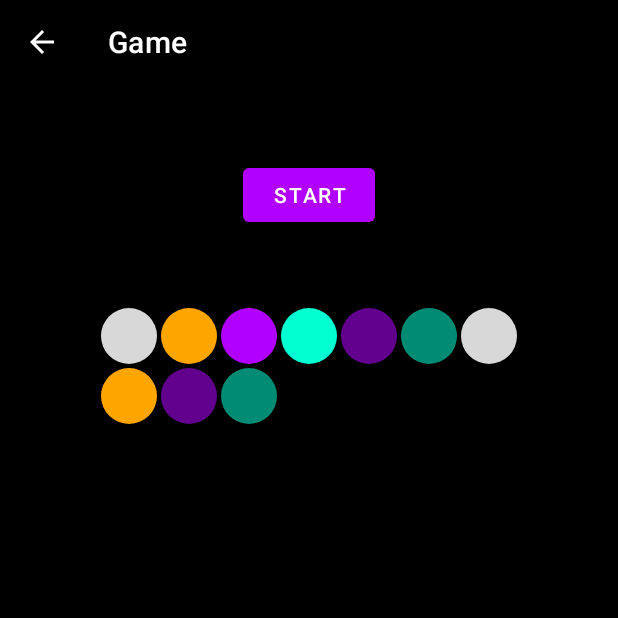
After one commit to duanniston-dev/https-github.com-duanniston2-TrioCodeChallenge, an Android app: the GameBoardFragment screen opened through its navigation route, on a phone screen of 412 x 824 dp, the top half of it. The commit adds this screen. Run offline under Robolectric (Android 15) with nearby library versions, the phone set to English and light mode, and no system bars.

Commit message:
[FEATURE][JIRA-XXX] Add navigation to GameBoardFragment Add board view setup view

```diff
--- a/app/build.gradle.kts
+++ b/app/build.gradle.kts
@@ -1,6 +1,7 @@
 plugins {
     id("com.android.application")
     id("org.jetbrains.kotlin.android")
+    id("androidx.navigation.safeargs")
 }
 
 android {
--- /dev/null
+++ b/app/src/main/java/br/com/duannistontriocodechallenge/game/board/application/GameBoardFragment.kt
@@ -0,0 +1,68 @@
+package br.com.duannistontriocodechallenge.game.board.application
+
+import android.os.Bundle
+import android.view.LayoutInflater
+import android.view.View
+import android.view.ViewGroup
+import androidx.fragment.app.Fragment
+import androidx.recyclerview.widget.GridLayoutManager
+import br.com.duannistontriocodechallenge.databinding.GameBoardFragmentBinding
+import br.com.duannistontriocodechallenge.game.board.application.adapter.GameBoardAdapter
+import br.com.duannistontriocodechallenge.game.board.data.GameBoardAdapterItemData
+
+class GameBoardFragment : Fragment() {
+
+    private var _bind: GameBoardFragmentBinding? = null
+    private val bind: GameBoardFragmentBinding get() = _bind!!
+    private val gameBoardAdapter by lazy {
+        GameBoardAdapter()
+    }
+
+    override fun onCreateView(
+        inflater: LayoutInflater,
+        container: ViewGroup?,
+        savedInstanceState: Bundle?
+    ): View {
+        _bind = GameBoardFragmentBinding.inflate(inflater, container, false)
+        return bind.root
+    }
+
+    override fun onViewCreated(view: View, savedInstanceState: Bundle?) {
+        super.onViewCreated(view, savedInstanceState)
+        setUpView()
+        setUpData()
+    }
+
+    override fun onDestroyView() {
+        super.onDestroyView()
+        _bind = null
+    }
+
+    private fun setUpView() {
+        //Adapter
+        bind.rvBoard.layoutManager = GridLayoutManager(requireContext(), 7)
+        bind.rvBoard.adapter = gameBoardAdapter
+
+        //Toolbar
+        bind.toolbar.setNavigationOnClickListener {
+            requireActivity().onBackPressed()
+        }
+    }
+
+    private fun setUpData() {
+        val sampleList = listOf(
+            GameBoardAdapterItemData(GameBoardAdapterItemData.GameBoardAdapterType.EMPTY),
+            GameBoardAdapterItemData(GameBoardAdapterItemData.GameBoardAdapterType.PRIZE),
+            GameBoardAdapterItemData(GameBoardAdapterItemData.GameBoardAdapterType.ROBOT_1_CURRENT),
+            GameBoardAdapterItemData(GameBoardAdapterItemData.GameBoardAdapterType.ROBOT_2_CURRENT),
+            GameBoardAdapterItemData(GameBoardAdapterItemData.GameBoardAdapterType.ROBOT_1_LINE),
+            GameBoardAdapterItemData(GameBoardAdapterItemData.GameBoardAdapterType.ROBOT_2_LINE),
+            GameBoardAdapterItemData(GameBoardAdapterItemData.GameBoardAdapterType.EMPTY),
+            GameBoardAdapterItemData(GameBoardAdapterItemData.GameBoardAdapterType.PRIZE),
+            GameBoardAdapterItemData(GameBoardAdapterItemData.GameBoardAdapterType.ROBOT_1_LINE),
+            GameBoardAdapterItemData(GameBoardAdapterItemData.GameBoardAdapterType.ROBOT_2_LINE)
+        )
+        gameBoardAdapter.submitList(sampleList)
+    }
+
+}
--- /dev/null
+++ b/app/src/main/java/br/com/duannistontriocodechallenge/game/board/application/adapter/GameBoardAdapter.kt
@@ -0,0 +1,88 @@
+package br.com.duannistontriocodechallenge.game.board.application.adapter
+
+import android.content.res.ColorStateList
+import android.view.LayoutInflater
+import android.view.ViewGroup
+import androidx.core.content.ContextCompat
+import androidx.core.widget.ImageViewCompat
+import androidx.recyclerview.widget.DiffUtil
+import androidx.recyclerview.widget.ListAdapter
+import androidx.recyclerview.widget.RecyclerView
+import br.com.duannistontriocodechallenge.R
+import br.com.duannistontriocodechallenge.databinding.GameBoardAdapterItemBinding
+import br.com.duannistontriocodechallenge.game.board.data.GameBoardAdapterItemData
+
+class GameBoardAdapter :
+    ListAdapter<GameBoardAdapterItemData, GameBoardAdapter.GameBoardViewHolder>(DIFF_CALLBACK) {
+
+    override fun onCreateViewHolder(parent: ViewGroup, viewType: Int): GameBoardViewHolder {
+        val view =
+            GameBoardAdapterItemBinding.inflate(LayoutInflater.from(parent.context), parent, false)
+        return GameBoardViewHolder(view)
+    }
+
+    override fun onBindViewHolder(holder: GameBoardViewHolder, position: Int) {
+        holder.bind(getItem(position))
+    }
+
+    inner class GameBoardViewHolder(private val binding: GameBoardAdapterItemBinding) :
+        RecyclerView.ViewHolder(binding.root) {
+        private val contex = binding.root.context
+        fun bind(item: GameBoardAdapterItemData) {
+            when (item.gameBoardAdapterType) {
+                GameBoardAdapterItemData.GameBoardAdapterType.EMPTY -> {
+                    val color = ContextCompat.getColor(contex, R.color.gray)
+                    ImageViewCompat.setImageTintList(binding.ivItem, ColorStateList.valueOf(color))
+                }
+
+                GameBoardAdapterItemData.GameBoardAdapterType.PRIZE -> {
+                    val color = ContextCompat.getColor(contex, R.color.yellow)
+                    ImageViewCompat.setImageTintList(binding.ivItem, ColorStateList.valueOf(color))
+
+                }
+
+                GameBoardAdapterItemData.GameBoardAdapterType.ROBOT_1_CURRENT -> {
+                    val color = ContextCompat.getColor(contex, R.color.purple_1)
+                    ImageViewCompat.setImageTintList(binding.ivItem, ColorStateList.valueOf(color))
+
+                }
+
+                GameBoardAdapterItemData.GameBoardAdapterType.ROBOT_2_CURRENT -> {
+                    val color = ContextCompat.getColor(contex, R.color.teal_1)
+                    ImageViewCompat.setImageTintList(binding.ivItem, ColorStateList.valueOf(color))
+
+                }
+
+                GameBoardAdapterItemData.GameBoardAdapterType.ROBOT_1_LINE -> {
+                    val color = ContextCompat.getColor(contex, R.color.purple_2)
+                    ImageViewCompat.setImageTintList(binding.ivItem, ColorStateList.valueOf(color))
+
+                }
+
+                GameBoardAdapterItemData.GameBoardAdapterType.ROBOT_2_LINE -> {
+                    val color = ContextCompat.getColor(contex, R.color.teal_2)
+                    ImageViewCompat.setImageTintList(binding.ivItem, ColorStateList.valueOf(color))
+
+                }
+            }
+        }
+    }
+
+    companion object {
+        private val DIFF_CALLBACK = object : DiffUtil.ItemCallback<GameBoardAdapterItemData>() {
+            override fun areItemsTheSame(
+                oldItem: GameBoardAdapterItemData,
+                newItem: GameBoardAdapterItemData
+            ): Boolean {
+                return oldItem == newItem
+            }
+
+            override fun areContentsTheSame(
+                oldItem: GameBoardAdapterItemData,
+                newItem: GameBoardAdapterItemData
+            ): Boolean {
+                return oldItem == newItem
+            }
+        }
+    }
+}
--- /dev/null
+++ b/app/src/main/java/br/com/duannistontriocodechallenge/game/board/application/viewmodel/GameBoardViewModel.kt
@@ -0,0 +1,11 @@
+package br.com.duannistontriocodechallenge.game.board.application.viewmodel
+
+import android.app.Application
+import androidx.lifecycle.AndroidViewModel
+import br.com.duannistontriocodechallenge.game.board.domain.GameBoardUseCase
+
+class GameBoardViewModel(application: Application, val gameBoardUseCase: GameBoardUseCase) :
+    AndroidViewModel(application) {
+
+
+}
--- /dev/null
+++ b/app/src/main/java/br/com/duannistontriocodechallenge/game/board/data/GameBoardAdapterItemData.kt
@@ -0,0 +1,12 @@
+package br.com.duannistontriocodechallenge.game.board.data
+
+data class GameBoardAdapterItemData(val gameBoardAdapterType: GameBoardAdapterType) {
+    enum class GameBoardAdapterType {
+        EMPTY,
+        PRIZE,
+        ROBOT_1_CURRENT,
+        ROBOT_2_CURRENT,
+        ROBOT_1_LINE,
+        ROBOT_2_LINE
+    }
+}
--- /dev/null
+++ b/app/src/main/java/br/com/duannistontriocodechallenge/game/board/domain/GameBoardUseCase.kt
@@ -0,0 +1,4 @@
+package br.com.duannistontriocodechallenge.game.board.domain
+
+class GameBoardUseCase {
+}
--- a/app/src/main/java/br/com/duannistontriocodechallenge/game/onboarding/application/GameOnboardingFragment.kt
+++ b/app/src/main/java/br/com/duannistontriocodechallenge/game/onboarding/application/GameOnboardingFragment.kt
@@ -5,6 +5,7 @@ import android.view.LayoutInflater
 import android.view.View
 import android.view.ViewGroup
 import androidx.fragment.app.Fragment
+import androidx.navigation.fragment.findNavController
 import br.com.duannistontriocodechallenge.databinding.GameOnboardingFragmentBinding
 
 class GameOnboardingFragment : Fragment() {
@@ -18,9 +19,20 @@ class GameOnboardingFragment : Fragment() {
         return bind.root
     }
 
+    override fun onViewCreated(view: View, savedInstanceState: Bundle?) {
+        super.onViewCreated(view, savedInstanceState)
+        setUpView()
+    }
+
     override fun onDestroyView() {
         super.onDestroyView()
         _bind = null
     }
 
+    private fun setUpView() {
+        bind.btnEnter.setOnClickListener {
+            findNavController().navigate(GameOnboardingFragmentDirections.actionGameOnboardingFragmentToGameBoardFragment())
+        }
+    }
+
 }
--- /dev/null
+++ b/app/src/main/res/drawable/shape_circle.xml
@@ -0,0 +1,5 @@
+<?xml version="1.0" encoding="utf-8"?>
+<shape xmlns:android="http://schemas.android.com/apk/res/android"
+    android:shape="oval">
+    <solid android:color="@color/white" />
+</shape>
--- /dev/null
+++ b/app/src/main/res/layout/game_board_adapter_item.xml
@@ -0,0 +1,19 @@
+<?xml version="1.0" encoding="utf-8"?>
+<androidx.constraintlayout.widget.ConstraintLayout xmlns:android="http://schemas.android.com/apk/res/android"
+    xmlns:app="http://schemas.android.com/apk/res-auto"
+    android:layout_width="40dp"
+    android:padding="1dp"
+    android:layout_height="40dp">
+
+    <ImageView
+        android:id="@+id/iv_item"
+        android:layout_width="0dp"
+        android:layout_height="0dp"
+        android:contentDescription="@null"
+        android:src="@drawable/shape_circle"
+        app:layout_constraintBottom_toBottomOf="parent"
+        app:layout_constraintEnd_toEndOf="parent"
+        app:layout_constraintStart_toStartOf="parent"
+        app:layout_constraintTop_toTopOf="parent" />
+
+</androidx.constraintlayout.widget.ConstraintLayout>
--- /dev/null
+++ b/app/src/main/res/layout/game_board_fragment.xml
@@ -0,0 +1,44 @@
+<?xml version="1.0" encoding="utf-8"?>
+<androidx.constraintlayout.widget.ConstraintLayout xmlns:android="http://schemas.android.com/apk/res/android"
+    xmlns:app="http://schemas.android.com/apk/res-auto"
+    android:layout_width="match_parent"
+    android:layout_height="match_parent">
+
+    <com.google.android.material.appbar.MaterialToolbar
+        app:navigationIconTint="@color/white"
+        app:titleTextColor="@color/white"
+        app:navigationIcon="?attr/homeAsUpIndicator"
+        app:title="Game"
+        android:id="@+id/toolbar"
+        app:layout_constraintTop_toTopOf="parent"
+        app:layout_constraintEnd_toEndOf="parent"
+        app:layout_constraintStart_toStartOf="parent"
+        android:layout_width="0dp"
+        android:layout_height="wrap_content"/>
+
+    <Button
+        app:layout_constraintEnd_toEndOf="parent"
+        android:layout_marginTop="50dp"
+        android:id="@+id/btn_action"
+        android:layout_width="wrap_content"
+        android:layout_height="wrap_content"
+        android:layout_marginStart="25dp"
+        android:layout_marginEnd="25dp"
+        android:text="Start"
+        app:layout_constraintTop_toBottomOf="@id/toolbar"
+        app:layout_constraintBottom_toTopOf="@id/rv_board"
+        app:layout_constraintStart_toStartOf="parent" />
+
+    <androidx.recyclerview.widget.RecyclerView
+        android:layout_marginTop="50dp"
+        android:id="@+id/rv_board"
+        android:layout_width="wrap_content"
+        android:layout_height="0dp"
+        android:paddingStart="25dp"
+        android:paddingEnd="25dp"
+        app:layout_constraintBottom_toBottomOf="parent"
+        app:layout_constraintEnd_toEndOf="parent"
+        app:layout_constraintStart_toStartOf="parent"
+        app:layout_constraintTop_toBottomOf="@id/btn_action" />
+
+</androidx.constraintlayout.widget.ConstraintLayout>
--- a/app/src/main/res/navigation/core_nav.xml
+++ b/app/src/main/res/navigation/core_nav.xml
@@ -7,5 +7,13 @@
     <fragment
         android:id="@+id/gameOnboardingFragment"
         android:name="br.com.duannistontriocodechallenge.game.onboarding.application.GameOnboardingFragment"
-        android:label="GameOnboardingFragment" />
+        android:label="GameOnboardingFragment" >
+        <action
+            android:id="@+id/action_gameOnboardingFragment_to_gameBoardFragment"
+            app:destination="@id/gameBoardFragment" />
+    </fragment>
+    <fragment
+        android:id="@+id/gameBoardFragment"
+        android:name="br.com.duannistontriocodechallenge.game.board.application.GameBoardFragment"
+        android:label="GameBoardFragment" />
 </navigation>
--- a/app/src/main/res/values/colors.xml
+++ b/app/src/main/res/values/colors.xml
@@ -7,4 +7,6 @@
     <color name="teal_2">#008C74</color>
     <color name="black">#FF000000</color>
     <color name="white">#FFFFFFFF</color>
+    <color name="gray">#D8D8D8</color>
+    <color name="yellow">#FFA500</color>
 </resources>
```
Also changed, not shown: build.gradle.kts (+9 -0 lines).
